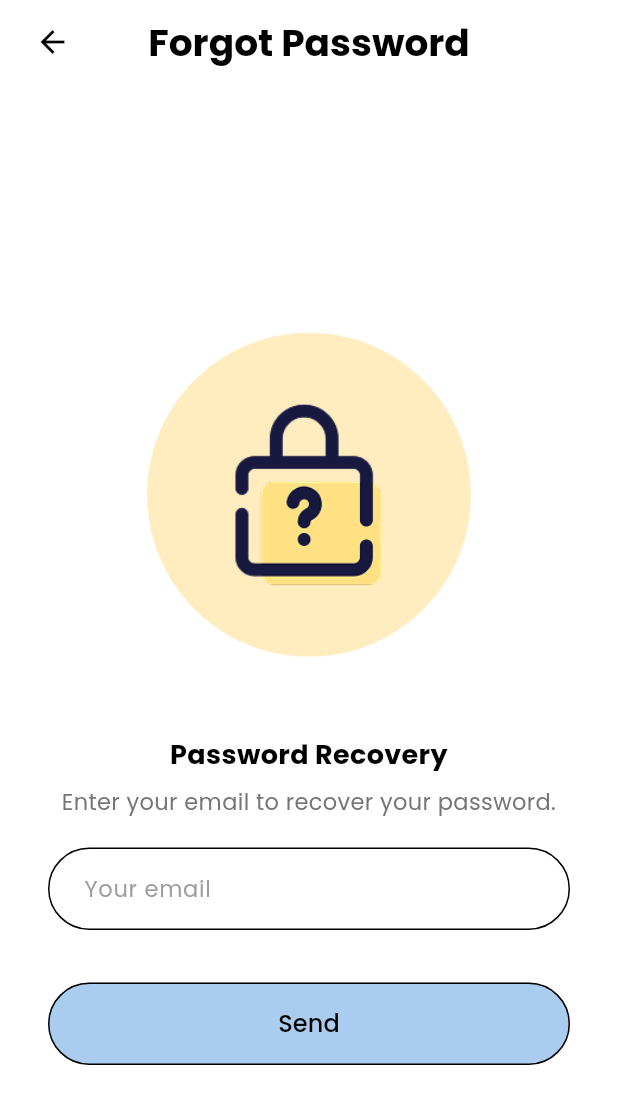
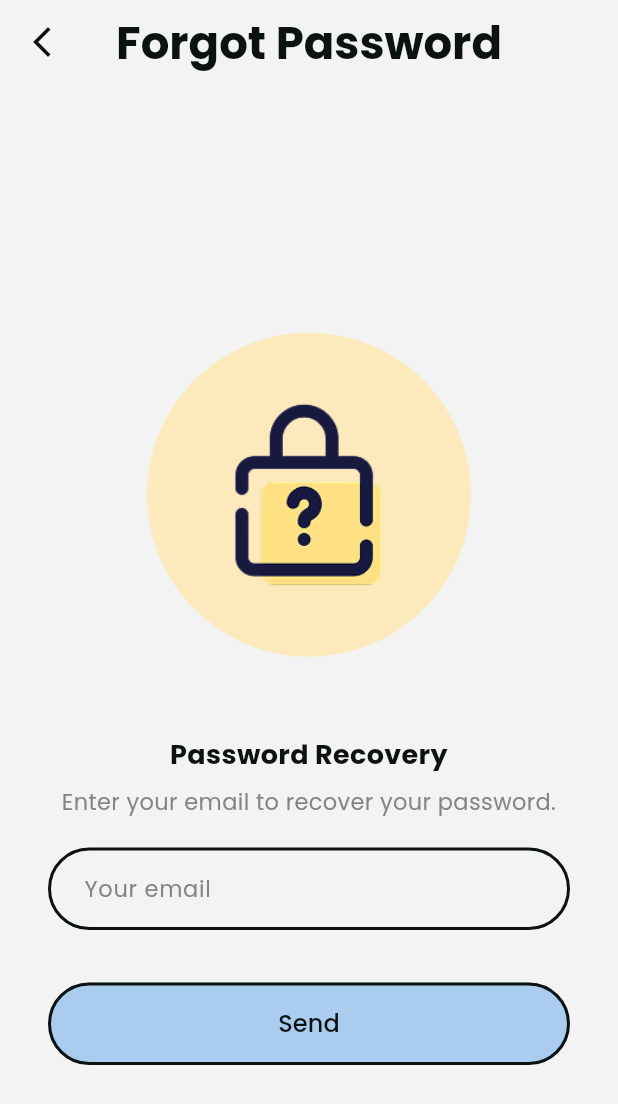
Before and after one commit to alissyaa/katahari, a Flutter app: the ForgotPage screen opened by its route, on a phone screen of 412 x 824 dp. Shown: the top 1104 px of the screen. Run offline on Flutter 3.47's test engine with Material 3 defaults, Android fonts, the phone set to English and light mode, and no system bars; our stand-ins replace cloud_firestore, device_preview, firebase_auth, firebase_core, get, go_router and 4 more; accounts and stored records are empty.

Commit message:
forgot password page

```diff
--- a/lib/pages/forgotpass/forgot_page.dart
+++ b/lib/pages/forgotpass/forgot_page.dart
@@ -1,6 +1,10 @@
 import 'package:flutter/material.dart';
 import 'package:firebase_auth/firebase_auth.dart';
 import 'package:google_fonts/google_fonts.dart';
+import 'package:katahari/constant/app_colors.dart';
+import 'package:katahari/config/routes.dart';
+import 'package:go_router/go_router.dart';
+
 
 class ForgotPage extends StatefulWidget {
   const ForgotPage({super.key});
@@ -34,30 +38,36 @@ class _ForgotPageState extends State<ForgotPage> {
         SnackBar(content: Text('Error: $e')),
       );
     }
-
-
   }
 
   @override
   Widget build(BuildContext context) {
     return Scaffold(
-      backgroundColor: Colors.white,
+      backgroundColor: AppColors.primary,
+
+      // APP BAR YANG SUDAH CENTER 100% dan BACK BUTTON BERFUNGSI
       appBar: AppBar(
         backgroundColor: Colors.transparent,
         elevation: 0,
-        leadingWidth: 70,
-        leading: const BackButton(color: Colors.black),
-        titleSpacing: 0,
+        automaticallyImplyLeading: false, // kita handle manual
         centerTitle: true,
         title: Text(
           "Forgot Password",
           style: GoogleFonts.poppins(
-            fontSize: 25,
+            fontSize: 30,
             fontWeight: FontWeight.bold,
-            color: Colors.black,
+            color: AppColors.secondary,
           ),
         ),
+
+        leading: IconButton(
+          icon: const Icon(Icons.arrow_back_ios_new, color: AppColors.secondary),
+          onPressed: () {
+            context.go(AppRoutes.login);
+          },
+        ),
       ),
+
       body: SafeArea(
         child: Center(
           child: SingleChildScrollView(
@@ -80,7 +90,7 @@ class _ForgotPageState extends State<ForgotPage> {
                     style: GoogleFonts.poppins(
                       fontSize: 18,
                       fontWeight: FontWeight.bold,
-                      color: Colors.black,
+                      color: AppColors.secondary,
                     ),
                     textAlign: TextAlign.center,
                   ),
@@ -92,7 +102,7 @@ class _ForgotPageState extends State<ForgotPage> {
                     textAlign: TextAlign.center,
                     style: GoogleFonts.poppins(
                       fontSize: 15,
-                      color: Colors.grey[600],
+                      color: AppColors.abumuda,
                     ),
                   ),
 
@@ -104,23 +114,25 @@ class _ForgotPageState extends State<ForgotPage> {
                     textAlign: TextAlign.start,
                     decoration: InputDecoration(
                       hintText: "Your email",
-                      hintStyle: GoogleFonts.poppins(color: Colors.grey[500]),
+                      hintStyle: GoogleFonts.poppins(color: AppColors.abumuda),
                       filled: true,
-                      fillColor: Colors.white,
-                      contentPadding:
-                      const EdgeInsets.symmetric(vertical: 16, horizontal: 20),
+                      fillColor: AppColors.primary,
+                      contentPadding: const EdgeInsets.symmetric(
+                          vertical: 16, horizontal: 20),
                       border: OutlineInputBorder(
                         borderRadius: BorderRadius.circular(30),
-                        borderSide: const BorderSide(color: Colors.black, width: 1),
+                        borderSide: const BorderSide(
+                            color: AppColors.secondary, width: 2),
                       ),
                       enabledBorder: OutlineInputBorder(
                         borderRadius: BorderRadius.circular(30),
-                        borderSide: const BorderSide(color: Colors.black, width: 1),
+                        borderSide: const BorderSide(
+                            color: AppColors.secondary, width: 2),
                       ),
                       focusedBorder: OutlineInputBorder(
                         borderRadius: BorderRadius.circular(30),
-                        borderSide:
-                        const BorderSide(color: Colors.black, width: 1.2),
+                        borderSide: const BorderSide(
+                            color: AppColors.secondary, width: 2),
                       ),
                     ),
                   ),
@@ -132,8 +144,9 @@ class _ForgotPageState extends State<ForgotPage> {
                     child: ElevatedButton(
                       onPressed: resetPassword,
                       style: ElevatedButton.styleFrom(
-                        backgroundColor: const Color(0xFFA9CCEF),
-                        side: const BorderSide(color: Colors.black, width: 1),
+                        backgroundColor: AppColors.button,
+                        side: const BorderSide(
+                            color: AppColors.secondary, width: 2),
                         shape: RoundedRectangleBorder(
                           borderRadius: BorderRadius.circular(30),
                         ),
@@ -145,7 +158,7 @@ class _ForgotPageState extends State<ForgotPage> {
                         style: GoogleFonts.poppins(
                           fontSize: 16,
                           fontWeight: FontWeight.w500,
-                          color: Colors.black,
+                          color: AppColors.secondary,
                         ),
                       ),
                     ),
--- a/lib/pages/settings/settings_page.dart
+++ b/lib/pages/settings/settings_page.dart
@@ -123,7 +123,7 @@ class SettingsPage extends StatelessWidget {
           height: 60,
           decoration: BoxDecoration(
             borderRadius: BorderRadius.circular(30),
-            border: Border.all(color: AppColors.secondary, width: 1.5),
+            border: Border.all(color: AppColors.secondary, width:2),
             color: Colors.transparent,
           ),
           child: Padding(
@@ -156,7 +156,7 @@ class SettingsPage extends StatelessWidget {
           backgroundColor: AppColors.primary,
           shape: RoundedRectangleBorder(
             borderRadius: BorderRadius.circular(20.0),
-            side: BorderSide(color: AppColors.secondary, width: 1.5),
+            side: BorderSide(color: AppColors.secondary, width: 2),
           ),
           child: Container(
             padding: const EdgeInsets.all(24.0),
@@ -225,7 +225,7 @@ class SettingsPage extends StatelessWidget {
           backgroundColor: backgroundColor,
           shape: RoundedRectangleBorder(
             borderRadius: BorderRadius.circular(25),
-            side: BorderSide(color: AppColors.secondary, width: 1.5),
+            side: BorderSide(color: AppColors.secondary, width: 2),
           ),
           elevation: 0,
         ),
--- a/lib/pages/todo/todo_page.dart
+++ b/lib/pages/todo/todo_page.dart
@@ -266,7 +266,6 @@ class _TodoPageState extends State<TodoPage> {
     );
   }
 
-  // ================= TODO CARD =================
   Widget _buildTodoCard(Todo todo) {
     return GestureDetector(
       onTap: () => _showTodoDetailDialog(todo),
```
Also changed, not shown: lib/pages/edit_profile_page.dart (+8 -8 lines), lib/pages/profile_page.dart (+25 -31 lines), lib/pages/settings/account_information_page.dart (+4 -4 lines), lib/pages/settings/change_password_page.dart (+4 -4 lines).
